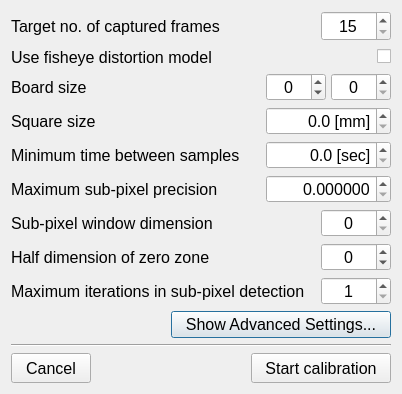
The window that widgets/camera/camera_calib_settings_dialog.ui (IRMA-LAB/cable_robot) describes before a commit, drawn with Qt 5.
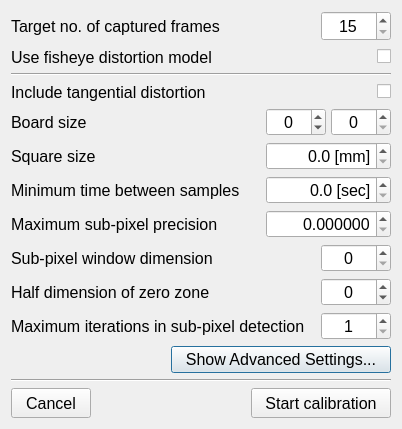
The same window after the commit.

Commit message: removed unused struct fields and added calib setting

```diff
--- a/widgets/camera/camera_calib_settings_dialog.ui
+++ b/widgets/camera/camera_calib_settings_dialog.ui
@@ -7,7 +7,7 @@
     <x>0</x>
     <y>0</y>
     <width>417</width>
-    <height>404</height>
+    <height>441</height>
    </rect>
   </property>
   <property name="sizePolicy">
@@ -118,6 +118,52 @@
       <property name="bottomMargin">
        <number>0</number>
       </property>
+      <item>
+       <widget class="Line" name="line_2">
+        <property name="orientation">
+         <enum>Qt::Horizontal</enum>
+        </property>
+       </widget>
+      </item>
+      <item>
+       <layout class="QHBoxLayout" name="horizontalLayout_8">
+        <item>
+         <widget class="QLabel" name="label_3">
+          <property name="text">
+           <string>Include tangential distortion</string>
+          </property>
+         </widget>
+        </item>
+        <item>
+         <spacer name="horizontalSpacer_3">
+          <property name="orientation">
+           <enum>Qt::Horizontal</enum>
+          </property>
+          <property name="sizeHint" stdset="0">
+           <size>
+            <width>40</width>
+            <height>20</height>
+           </size>
+          </property>
+         </spacer>
+        </item>
+        <item>
+         <widget class="QCheckBox" name="checkBox_tanDist">
+          <property name="font">
+           <font>
+            <pointsize>12</pointsize>
+           </font>
+          </property>
+          <property name="layoutDirection">
+           <enum>Qt::RightToLeft</enum>
+          </property>
+          <property name="text">
+           <string/>
+          </property>
+         </widget>
+        </item>
+       </layout>
+      </item>
       <item>
        <layout class="QHBoxLayout" name="horizontalLayout_7" stretch="0,1,0,0">
         <property name="spacing">
```
Left out of the diff: 2 changed lines with no effect on the pictures. The commit also changes 2 other files.
